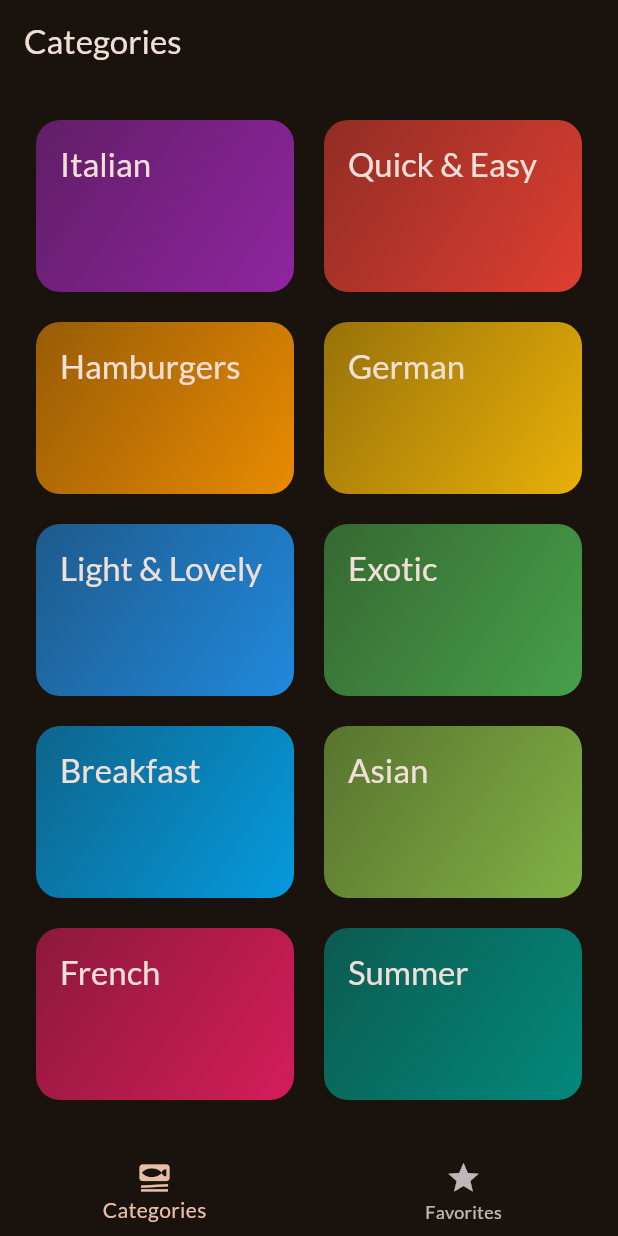
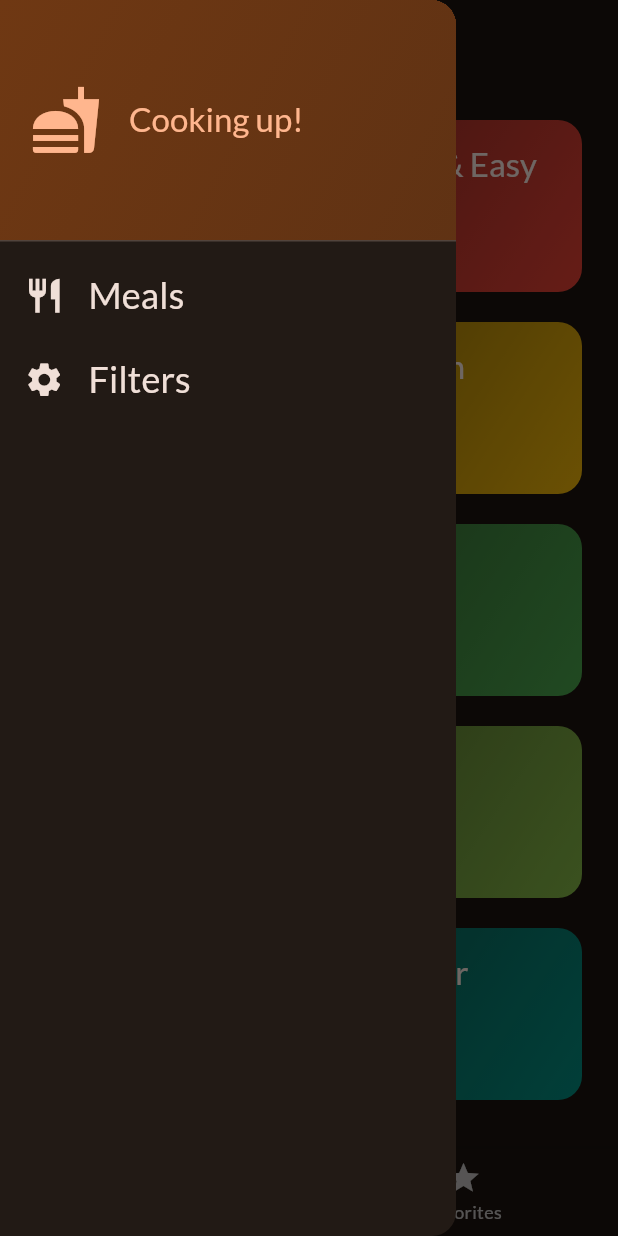
Before and after one commit to argalusmp/meals_app, a Flutter app: the screen it shows after launch, with the side drawer open (before the commit the screen has no drawer), on a phone screen of 412 x 824 dp. Run offline on Flutter 3.47's test engine with Material 3 defaults, Android fonts, the phone set to English and light mode, and no system bars; our stand-ins replace google_fonts, transparent_image.

Commit message:
up to adding Drawer and Filter option of item

```diff
--- a/lib/screens/categories.dart
+++ b/lib/screens/categories.dart
@@ -1,14 +1,22 @@
 import 'package:flutter/material.dart';
 import 'package:meals_app/data/dummy_data.dart';
 import 'package:meals_app/models/category.dart';
+import 'package:meals_app/models/meal.dart';
 import 'package:meals_app/screens/meals.dart';
 import 'package:meals_app/widgets/category_grid_item.dart';
 
 class CategoriesScreen extends StatelessWidget {
-  const CategoriesScreen({super.key});
+  const CategoriesScreen({
+    super.key,
+    required this.onToogleFavorite,
+    required this.availableMeals,
+  });
+
+  final void Function(Meal meal) onToogleFavorite;
+  final List<Meal> availableMeals;
 
   void _selectCategory(BuildContext context, Category category) {
-    final filteredMeals = dummyMeals
+    final filteredMeals = availableMeals
         .where((meal) => meal.categories.contains(category.id))
         .toList();
 
@@ -17,6 +25,7 @@ class CategoriesScreen extends StatelessWidget {
         builder: (ctx) => MealsScreen(
           meals: filteredMeals,
           title: category.title,
+          onToogleFavorite: onToogleFavorite,
         ),
       ),
     );
--- a/lib/screens/meals.dart
+++ b/lib/screens/meals.dart
@@ -8,16 +8,19 @@ class MealsScreen extends StatelessWidget {
     super.key,
     required this.meals,
     this.title,
+    required this.onToogleFavorite,
   });
 
   final String? title;
   final List<Meal> meals;
+  final void Function(Meal meal) onToogleFavorite;
 
   void selectMeal(BuildContext context, Meal meal) {
     Navigator.of(context).push(
       MaterialPageRoute(
         builder: (ctx) => MealDetailsScreen(
           meal: meal,
+          onToogleFavorite: onToogleFavorite,
         ),
       ),
     );
--- a/lib/screens/tabs.dart
+++ b/lib/screens/tabs.dart
@@ -1,6 +1,17 @@
 import 'package:flutter/material.dart';
+import 'package:meals_app/data/dummy_data.dart';
+import 'package:meals_app/models/meal.dart';
 import 'package:meals_app/screens/categories.dart';
+import 'package:meals_app/screens/filters.dart';
 import 'package:meals_app/screens/meals.dart';
+import 'package:meals_app/widgets/main_drawer.dart';
+
+const kInitialFilters = {
+  Filter.glutenFree: false,
+  Filter.lactoseFree: false,
+  Filter.vegetarian: false,
+  Filter.vegan: false,
+};
 
 class TabsScreen extends StatefulWidget {
   const TabsScreen({super.key});
@@ -13,6 +24,33 @@ class TabsScreen extends StatefulWidget {
 
 class _TabsScreenState extends State<TabsScreen> {
   int _selectedPageIndex = 0;
+  final List<Meal> _favoriteMeals = [];
+  Map<Filter, bool> _selectedFilters = kInitialFilters;
+
+  void _showInfoMessage(String message) {
+    ScaffoldMessenger.of(context).clearSnackBars();
+    ScaffoldMessenger.of(context).showSnackBar(
+      SnackBar(
+        content: Text(message),
+      ),
+    );
+  }
+
+  void _toogleMealFavoriteStatus(Meal meal) {
+    final isExisting = _favoriteMeals.contains(meal);
+
+    if (isExisting) {
+      setState(() {
+        _favoriteMeals.remove(meal);
+      });
+      _showInfoMessage('Meal is no longer a favorite');
+    } else {
+      setState(() {
+        _favoriteMeals.add(meal);
+        _showInfoMessage('Marked as a favorite');
+      });
+    }
+  }
 
   void _selectPage(int index) {
     setState(() {
@@ -20,13 +58,53 @@ class _TabsScreenState extends State<TabsScreen> {
     });
   }
 
+  void _setScreen(String identifier) async {
+    Navigator.of(context).pop();
+    if (identifier == 'filters') {
+      final result = await Navigator.of(context).push<Map<Filter, bool>>(
+        MaterialPageRoute(
+          builder: (ctx) => FiltersScreen(
+            currentFilters: _selectedFilters,
+          ),
+        ),
+      );
+      setState(() {
+        _selectedFilters = result ?? kInitialFilters;
+      });
+    }
+  }
+
   @override
   Widget build(BuildContext context) {
+    final availableMeals = dummyMeals.where((element) {
+      if (_selectedFilters[Filter.glutenFree]! && !element.isGlutenFree) {
+        return false;
+      }
+      if (_selectedFilters[Filter.lactoseFree]! && !element.isLactoseFree) {
+        return false;
+      }
+      if (_selectedFilters[Filter.vegetarian]! && !element.isVegetarian) {
+        return false;
+      }
+      if (_selectedFilters[Filter.vegan]! && !element.isVegan) {
+        return false;
+      }
+
+      // diperlukan hanya untuk menjaga/ return statment
+      return true;
+    }).toList();
+
     var activePageTitle = 'Categories';
-    Widget activePage = const CategoriesScreen();
+    Widget activePage = CategoriesScreen(
+      onToogleFavorite: _toogleMealFavoriteStatus,
+      availableMeals: availableMeals,
+    );
 
     if (_selectedPageIndex == 1) {
-      activePage = const MealsScreen(meals: []);
+      activePage = MealsScreen(
+        meals: _favoriteMeals,
+        onToogleFavorite: _toogleMealFavoriteStatus,
+      );
       activePageTitle = 'Favorites';
     }
 
@@ -34,6 +112,7 @@ class _TabsScreenState extends State<TabsScreen> {
       appBar: AppBar(
         title: Text(activePageTitle),
       ),
+      drawer: MainDrawer(onSelectScreen: _setScreen),
       body: activePage,
       bottomNavigationBar: BottomNavigationBar(
         onTap: _selectPage,
--- /dev/null
+++ b/lib/widgets/main_drawer.dart
@@ -0,0 +1,85 @@
+import 'package:flutter/material.dart';
+
+class MainDrawer extends StatelessWidget {
+  const MainDrawer({
+    super.key,
+    required this.onSelectScreen,
+  });
+
+  final void Function(String identifier) onSelectScreen;
+
+  @override
+  Widget build(BuildContext context) {
+    return Drawer(
+      child: Column(
+        children: [
+          DrawerHeader(
+            padding: const EdgeInsets.all(20),
+            decoration: BoxDecoration(
+                gradient: LinearGradient(
+              colors: [
+                Theme.of(context).colorScheme.primaryContainer,
+                Theme.of(context).colorScheme.primaryContainer.withOpacity(0.8),
+              ],
+              begin: Alignment.topLeft,
+              end: Alignment.bottomRight,
+            )),
+            child: Row(
+              children: [
+                Icon(
+                  Icons.fastfood,
+                  size: 48,
+                  color: Theme.of(context).colorScheme.primary,
+                ),
+                const SizedBox(
+                  width: 18,
+                ),
+                Text(
+                  'Cooking up!',
+                  style: Theme.of(context)
+                      .textTheme
+                      .titleLarge!
+                      .copyWith(color: Theme.of(context).colorScheme.primary),
+                )
+              ],
+            ),
+          ),
+          ListTile(
+            leading: Icon(
+              Icons.restaurant,
+              size: 27,
+              color: Theme.of(context).colorScheme.onBackground,
+            ),
+            title: Text(
+              'Meals',
+              style: Theme.of(context).textTheme.titleSmall!.copyWith(
+                    color: Theme.of(context).colorScheme.onBackground,
+                    fontSize: 24,
+                  ),
+            ),
+            onTap: () {
+              onSelectScreen('meals');
+            },
+          ),
+          ListTile(
+            leading: Icon(
+              Icons.settings,
+              size: 27,
+              color: Theme.of(context).colorScheme.onBackground,
+            ),
+            title: Text(
+              'Filters',
+              style: Theme.of(context).textTheme.titleSmall!.copyWith(
+                    color: Theme.of(context).colorScheme.onBackground,
+                    fontSize: 24,
+                  ),
+            ),
+            onTap: () {
+              onSelectScreen('filters');
+            },
+          ),
+        ],
+      ),
+    );
+  }
+}
--- a/lib/widgets/meal_item.dart
+++ b/lib/widgets/meal_item.dart
@@ -39,6 +39,7 @@ class MealItem extends StatelessWidget {
         child: Stack(
           children: [
             FadeInImage(
+              fadeInDuration: const Duration(milliseconds: 70),
               placeholder: MemoryImage(kTransparentImage),
               image: NetworkImage(meal.imageUrl),
               fit: BoxFit.cover,
```
Also changed, not shown: lib/screens/filters.dart (added, +179 -0 lines), lib/screens/meal_details.dart (+13 -1 lines).
